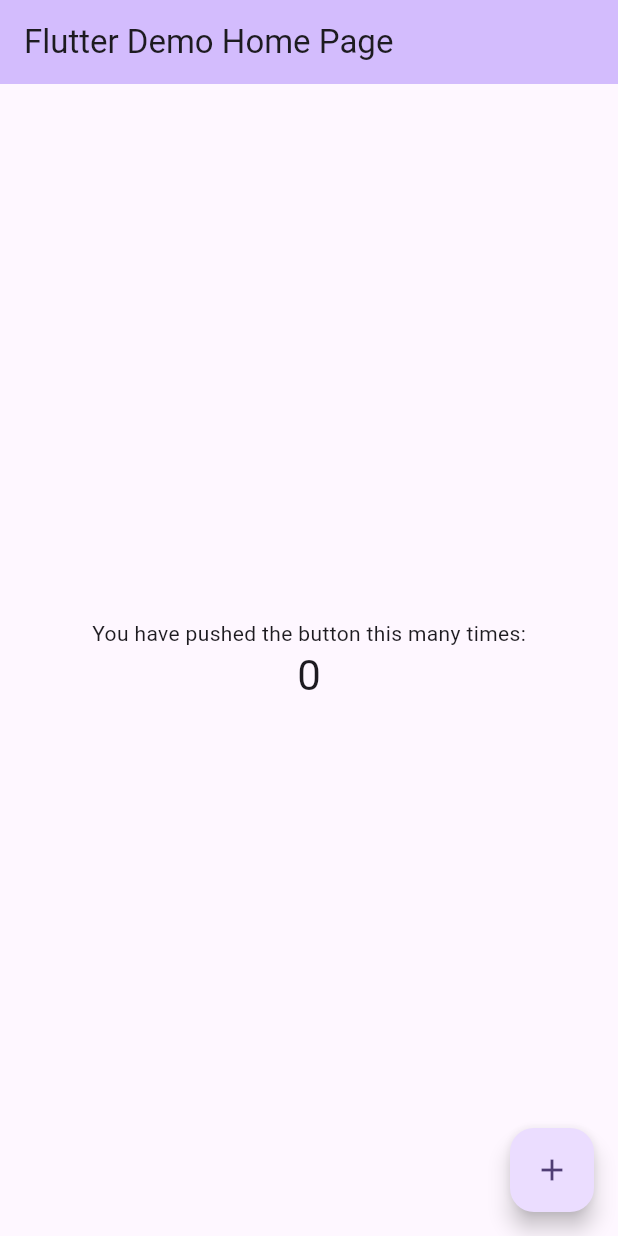
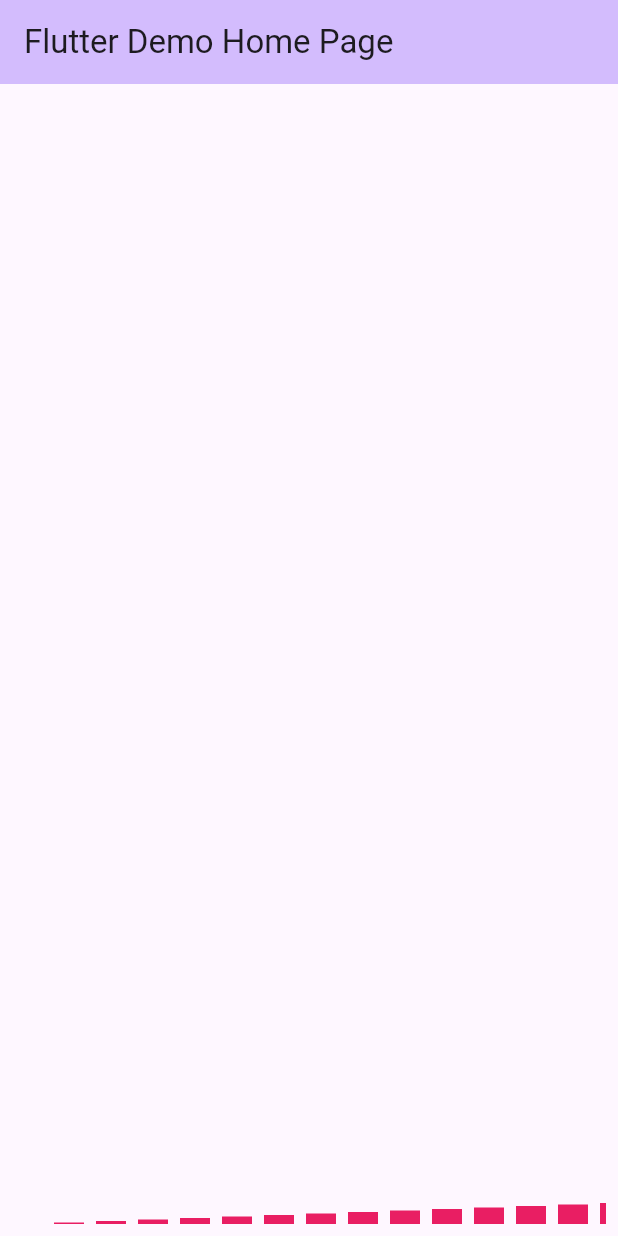
Before and after one commit to fabiorx1/dashboard, a Flutter app: the screen it shows after launch, on a phone screen of 412 x 824 dp. Run offline on Flutter 3.47's test engine with Material 2 defaults, Android fonts, the phone set to English and light mode, and no system bars.

Commit message:
add: grafico de barras

```diff
--- a/lib/main.dart
+++ b/lib/main.dart
@@ -1,3 +1,4 @@
+import 'package:dashboard/views/barras.dart';
 import 'package:flutter/material.dart';
 
 void main() {
@@ -7,27 +8,11 @@ void main() {
 class MyApp extends StatelessWidget {
   const MyApp({super.key});
 
-  // This widget is the root of your application.
   @override
   Widget build(BuildContext context) {
     return MaterialApp(
       title: 'Flutter Demo',
       theme: ThemeData(
-        // This is the theme of your application.
-        //
-        // TRY THIS: Try running your application with "flutter run". You'll see
-        // the application has a blue toolbar. Then, without quitting the app,
-        // try changing the seedColor in the colorScheme below to Colors.green
-        // and then invoke "hot reload" (save your changes or press the "hot
-        // reload" button in a Flutter-supported IDE, or press "r" if you used
-        // the command line to start the app).
-        //
-        // Notice that the counter didn't reset back to zero; the application
-        // state is not lost during the reload. To reset the state, use hot
-        // restart instead.
-        //
-        // This works for code too, not just values: Most code changes can be
-        // tested with just a hot reload.
         colorScheme: ColorScheme.fromSeed(seedColor: Colors.deepPurple),
         useMaterial3: true,
       ),
@@ -39,15 +24,6 @@ class MyApp extends StatelessWidget {
 class MyHomePage extends StatefulWidget {
   const MyHomePage({super.key, required this.title});
 
-  // This widget is the home page of your application. It is stateful, meaning
-  // that it has a State object (defined below) that contains fields that affect
-  // how it looks.
-
-  // This class is the configuration for the state. It holds the values (in this
-  // case the title) provided by the parent (in this case the App widget) and
-  // used by the build method of the State. Fields in a Widget subclass are
-  // always marked "final".
-
   final String title;
 
   @override
@@ -55,71 +31,14 @@ class MyHomePage extends StatefulWidget {
 }
 
 class _MyHomePageState extends State<MyHomePage> {
-  int _counter = 0;
-
-  void _incrementCounter() {
-    setState(() {
-      // This call to setState tells the Flutter framework that something has
-      // changed in this State, which causes it to rerun the build method below
-      // so that the display can reflect the updated values. If we changed
-      // _counter without calling setState(), then the build method would not be
-      // called again, and so nothing would appear to happen.
-      _counter++;
-    });
-  }
-
   @override
   Widget build(BuildContext context) {
-    // This method is rerun every time setState is called, for instance as done
-    // by the _incrementCounter method above.
-    //
-    // The Flutter framework has been optimized to make rerunning build methods
-    // fast, so that you can just rebuild anything that needs updating rather
-    // than having to individually change instances of widgets.
     return Scaffold(
       appBar: AppBar(
-        // TRY THIS: Try changing the color here to a specific color (to
-        // Colors.amber, perhaps?) and trigger a hot reload to see the AppBar
-        // change color while the other colors stay the same.
-        backgroundColor: Theme.of(context).colorScheme.inversePrimary,
-        // Here we take the value from the MyHomePage object that was created by
-        // the App.build method, and use it to set our appbar title.
-        title: Text(widget.title),
-      ),
-      body: Center(
-        // Center is a layout widget. It takes a single child and positions it
-        // in the middle of the parent.
-        child: Column(
-          // Column is also a layout widget. It takes a list of children and
-          // arranges them vertically. By default, it sizes itself to fit its
-          // children horizontally, and tries to be as tall as its parent.
-          //
-          // Column has various properties to control how it sizes itself and
-          // how it positions its children. Here we use mainAxisAlignment to
-          // center the children vertically; the main axis here is the vertical
-          // axis because Columns are vertical (the cross axis would be
-          // horizontal).
-          //
-          // TRY THIS: Invoke "debug painting" (choose the "Toggle Debug Paint"
-          // action in the IDE, or press "p" in the console), to see the
-          // wireframe for each widget.
-          mainAxisAlignment: MainAxisAlignment.center,
-          children: <Widget>[
-            const Text(
-              'You have pushed the button this many times:',
-            ),
-            Text(
-              '$_counter',
-              style: Theme.of(context).textTheme.headlineMedium,
-            ),
-          ],
-        ),
-      ),
-      floatingActionButton: FloatingActionButton(
-        onPressed: _incrementCounter,
-        tooltip: 'Increment',
-        child: const Icon(Icons.add),
-      ), // This trailing comma makes auto-formatting nicer for build methods.
+          backgroundColor: Theme.of(context).colorScheme.inversePrimary,
+          title: Text(widget.title)),
+      body: Barras(
+          pontos: [for (int i = 0; i < 90; i++) MapEntry(i, i.toDouble())]),
     );
   }
 }
--- /dev/null
+++ b/lib/models/dados.dart
@@ -0,0 +1,5 @@
+class Dados {
+  final List<Map<dynamic, double>> points;
+
+  Dados({required this.points});
+}
--- /dev/null
+++ b/lib/views/barras.dart
@@ -0,0 +1,46 @@
+import 'package:dashboard/views/grafico.dart';
+import 'package:flutter/material.dart';
+
+class Barras extends Grafico {
+  const Barras({super.key, required super.pontos});
+  final barPadding = 8.0;
+  @override
+  State<StatefulWidget> createState() => _BarrasState();
+}
+
+class _BarrasState extends State<Barras> with SingleTickerProviderStateMixin {
+  late AnimationController _ctrl;
+
+  @override
+  void initState() {
+    super.initState();
+    _ctrl =
+        AnimationController(duration: const Duration(seconds: 2), vsync: this);
+    _ctrl.addListener(() => setState(() {}));
+  }
+
+  @override
+  void didChangeDependencies() {
+    super.didChangeDependencies();
+    _ctrl.forward();
+  }
+
+  @override
+  Widget build(BuildContext context) {
+    return widget.retrato(
+        child: ListView.builder(
+      scrollDirection: Axis.horizontal,
+      itemCount: widget.pontos.length,
+      itemBuilder: (ctx, i) => Align(
+        alignment: Alignment.bottomLeft,
+        child: Padding(
+          padding: const EdgeInsets.only(right: 8.0),
+          child: SizedBox(
+              width: 20,
+              height: _ctrl.value * widget.pontos.elementAt(i).value,
+              child: const Material(color: Colors.pink)),
+        ),
+      ),
+    ));
+  }
+}
--- /dev/null
+++ b/lib/views/grafico.dart
@@ -0,0 +1,12 @@
+import 'package:flutter/material.dart';
+
+abstract class Grafico extends StatefulWidget {
+  const Grafico({super.key, required this.pontos});
+
+  final double margin = 8.0;
+  final List<MapEntry<dynamic, double>> pontos;
+
+  Widget retrato({final Widget? child}) {
+    return Padding(padding: EdgeInsets.all(margin), child: child);
+  }
+}
```
Also changed, not shown: pubspec.lock (added), 1 other file.
